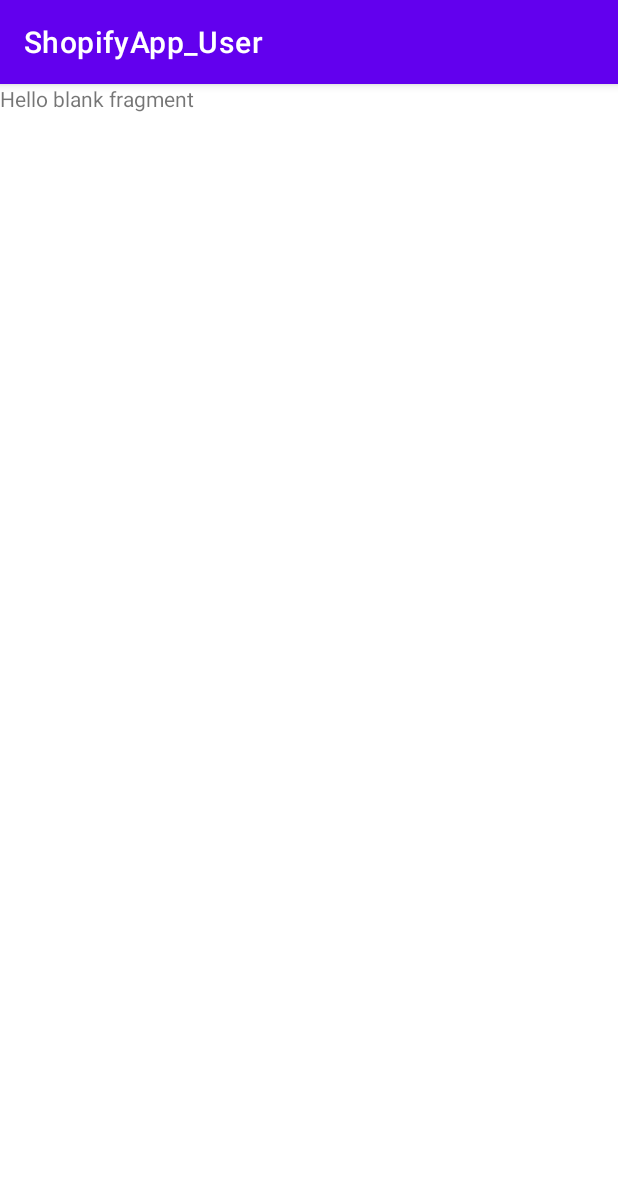
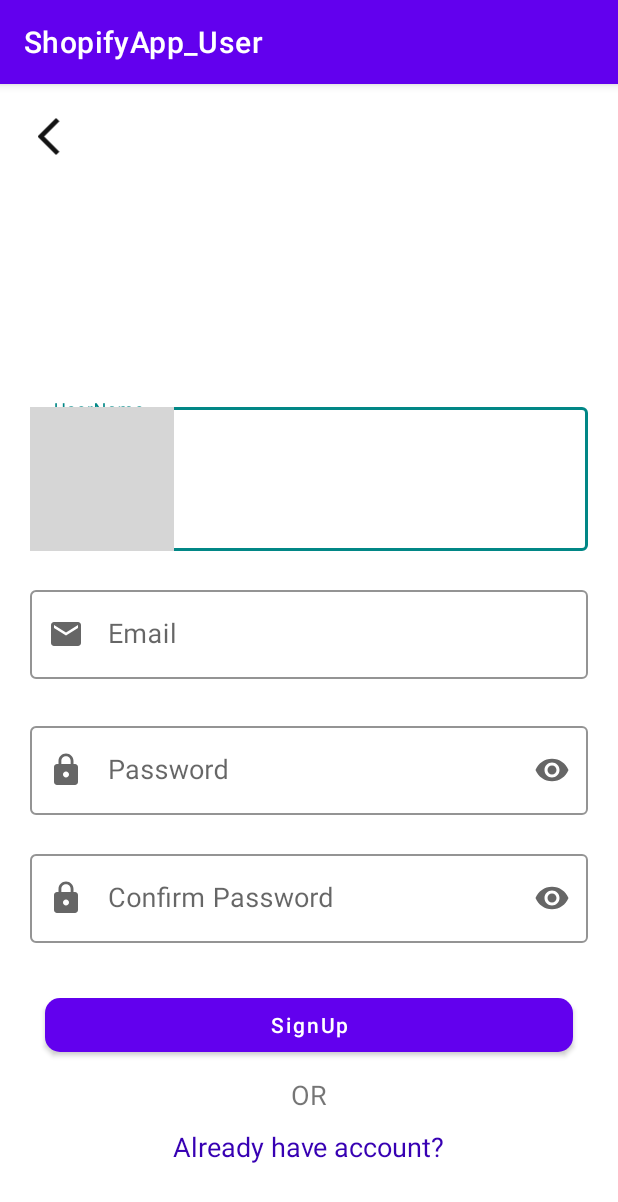
Before and after one commit to toqamohamed1999/ShopifyApp_User, an Android app: the fragment SignUpFragment shown on its own in the app's theme, on a phone screen of 412 x 824 dp. Shown: the top 1202 px of the screen. Run offline under Robolectric (Android 15) with nearby library versions, the phone set to English and light mode, and no system bars; grey boxes are pictures that could not be loaded.

Commit message:
Design signUp UI add strings and drawables related to signUp design

```diff
--- /dev/null
+++ b/app/src/main/res/drawable/email.xml
@@ -0,0 +1,5 @@
+<vector android:height="24dp" android:tint="@color/teal_700"
+    android:viewportHeight="24" android:viewportWidth="24"
+    android:width="24dp" xmlns:android="http://schemas.android.com/apk/res/android">
+    <path android:fillColor="@android:color/white" android:pathData="M20,4L4,4c-1.1,0 -1.99,0.9 -1.99,2L2,18c0,1.1 0.9,2 2,2h16c1.1,0 2,-0.9 2,-2L22,6c0,-1.1 -0.9,-2 -2,-2zM20,8l-8,5 -8,-5L4,6l8,5 8,-5v2z"/>
+</vector>
--- a/app/src/main/res/layout/fragment_sign_up.xml
+++ b/app/src/main/res/layout/fragment_sign_up.xml
@@ -1,14 +1,148 @@
 <?xml version="1.0" encoding="utf-8"?>
-<FrameLayout xmlns:android="http://schemas.android.com/apk/res/android"
+<androidx.core.widget.NestedScrollView xmlns:android="http://schemas.android.com/apk/res/android"
+    xmlns:app="http://schemas.android.com/apk/res-auto"
     xmlns:tools="http://schemas.android.com/tools"
     android:layout_width="match_parent"
     android:layout_height="match_parent"
+    android:orientation="vertical"
+    android:padding="10dp"
     tools:context=".auth.signUp.presentation.ui.SignUpFragment">
 
-    <!-- TODO: Update blank fragment layout -->
-    <TextView
+    <LinearLayout
         android:layout_width="match_parent"
         android:layout_height="match_parent"
-        android:text="@string/hello_blank_fragment" />
+        android:orientation="vertical"
+        android:padding="10dp">
 
-</FrameLayout>
+        <ImageView
+            android:id="@+id/img_backSignUp"
+            android:layout_width="40dp"
+            android:layout_height="30dp"
+            android:layout_gravity="top"
+            android:src="@drawable/arrow_back" />
+
+        <ImageView
+            android:layout_width="120dp"
+            android:layout_height="120dp"
+            android:layout_gravity="center"
+            android:layout_marginBottom="40dp"
+           />
+
+        <com.google.android.material.textfield.TextInputLayout
+            android:id="@+id/inputUserName_signup"
+            style="@style/Widget.MaterialComponents.TextInputLayout.OutlinedBox"
+            android:layout_width="match_parent"
+            android:layout_height="wrap_content"
+            android:hint="@string/username"
+            app:boxBackgroundMode="outline"
+            app:boxStrokeColor="@color/teal_700"
+            app:errorEnabled="true"
+            app:hintTextColor="@color/teal_700"
+            app:startIconDrawable="@drawable/person"
+
+            >
+
+            <com.google.android.material.textfield.TextInputEditText
+                android:id="@+id/editUserName_signup"
+                android:layout_width="match_parent"
+                android:layout_height="wrap_content"
+                android:textSize="18sp"
+
+                />
+        </com.google.android.material.textfield.TextInputLayout>
+
+        <com.google.android.material.textfield.TextInputLayout
+            android:id="@+id/inputEmail_signup"
+            style="@style/Widget.MaterialComponents.TextInputLayout.OutlinedBox"
+            android:layout_width="match_parent"
+            android:layout_height="wrap_content"
+            android:layout_marginBottom="5dp"
+            android:hint="@string/email"
+            app:boxBackgroundMode="outline"
+            app:boxStrokeColor="@color/teal_700"
+            app:errorEnabled="true"
+            app:hintTextColor="@color/teal_700"
+            app:startIconDrawable="@drawable/email"
+
+            >
+
+            <com.google.android.material.textfield.TextInputEditText
+                android:id="@+id/editEmail_signup"
+                android:layout_width="match_parent"
+                android:layout_height="wrap_content"
+                android:textSize="18sp"
+
+                />
+        </com.google.android.material.textfield.TextInputLayout>
+
+        <com.google.android.material.textfield.TextInputLayout
+            android:id="@+id/inputPass_signup"
+            style="@style/Widget.MaterialComponents.TextInputLayout.OutlinedBox"
+            android:layout_width="match_parent"
+            android:layout_height="wrap_content"
+            android:hint="@string/password"
+            app:boxBackgroundMode="outline"
+            app:boxStrokeColor="@color/teal_700"
+            app:endIconMode="password_toggle"
+            app:errorEnabled="true"
+            app:hintTextColor="@color/teal_700"
+            app:startIconDrawable="@drawable/lock">
+
+            <com.google.android.material.textfield.TextInputEditText
+                android:id="@+id/editPass_signup"
+                android:layout_width="match_parent"
+                android:layout_height="wrap_content"
+                android:inputType="textPassword"
+                android:textSize="18sp" />
+        </com.google.android.material.textfield.TextInputLayout>
+        <com.google.android.material.textfield.TextInputLayout
+            android:id="@+id/inputConfirmPass_signUp"
+            style="@style/Widget.MaterialComponents.TextInputLayout.OutlinedBox"
+            android:layout_width="match_parent"
+            android:layout_height="wrap_content"
+            android:hint="@string/confirm_password"
+            app:boxBackgroundMode="outline"
+            app:boxStrokeColor="@color/teal_700"
+            app:endIconMode="password_toggle"
+            app:errorEnabled="true"
+            app:hintTextColor="@color/teal_700"
+            app:startIconDrawable="@drawable/lock">
+
+            <com.google.android.material.textfield.TextInputEditText
+                android:id="@+id/editConfirmPassword_signUp"
+                android:layout_width="match_parent"
+                android:layout_height="wrap_content"
+                android:inputType="textPassword"
+                android:textSize="18sp" />
+        </com.google.android.material.textfield.TextInputLayout>
+
+
+        <com.google.android.material.button.MaterialButton
+            android:id="@+id/btnSignUp"
+            android:layout_width="match_parent"
+            android:layout_height="wrap_content"
+            android:layout_margin="10dp"
+            android:text="@string/signup"
+            android:textAllCaps="false"
+            app:cornerRadius="10dp" />
+
+
+        <TextView
+            android:layout_width="wrap_content"
+            android:layout_height="wrap_content"
+            android:layout_gravity="center"
+            android:text="@string/or"
+
+            android:textSize="18sp" />
+
+        <TextView
+            android:id="@+id/text_view_haveAcount"
+            android:layout_width="wrap_content"
+            android:layout_height="wrap_content"
+            android:layout_gravity="center"
+            android:layout_marginTop="10dp"
+            android:text="@string/haveAccount"
+            android:textColor="@color/purple_700"
+            android:textSize="18sp" />
+    </LinearLayout>
+</androidx.core.widget.NestedScrollView>
--- a/app/src/main/res/values/strings.xml
+++ b/app/src/main/res/values/strings.xml
@@ -7,4 +7,8 @@
     <string name="noAccount">Don\'t have an account? </string>
     <string name="signup">SignUp</string>
     <string name="password">Password</string>
+    <string name="or">OR</string>
+    <string name="haveAccount">Already have account?</string>
+    <string name="username">UserName</string>
+    <string name="confirm_password">Confirm Password</string>
 </resources>
```
